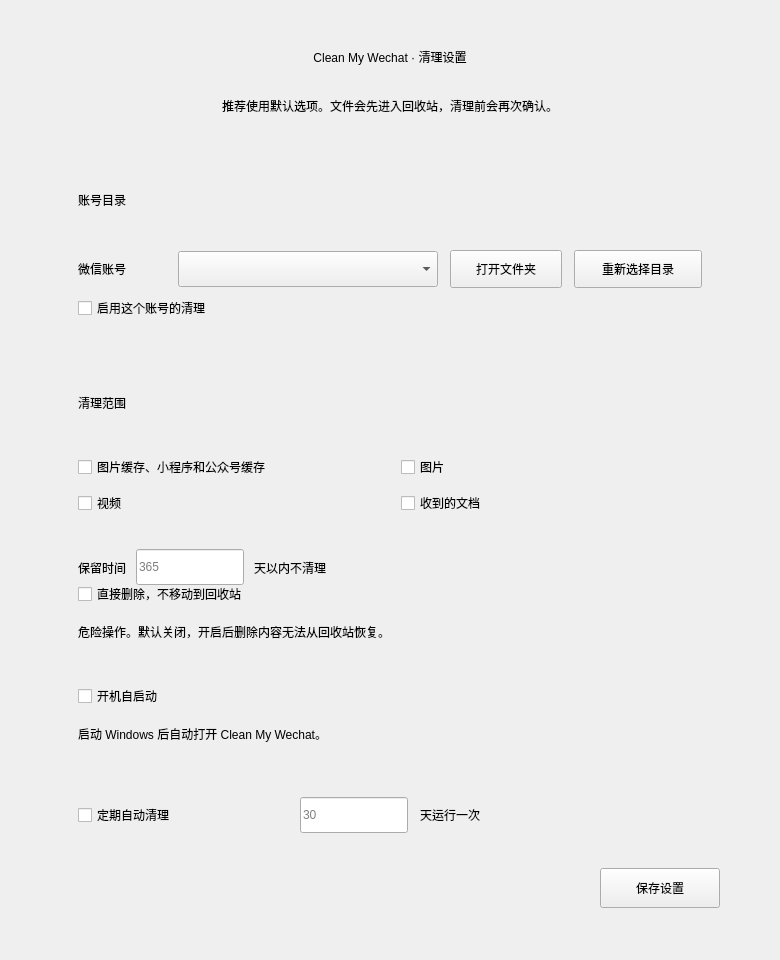
Old version of the form images/config.ui in the repository blackboxo/CleanMyWechat.
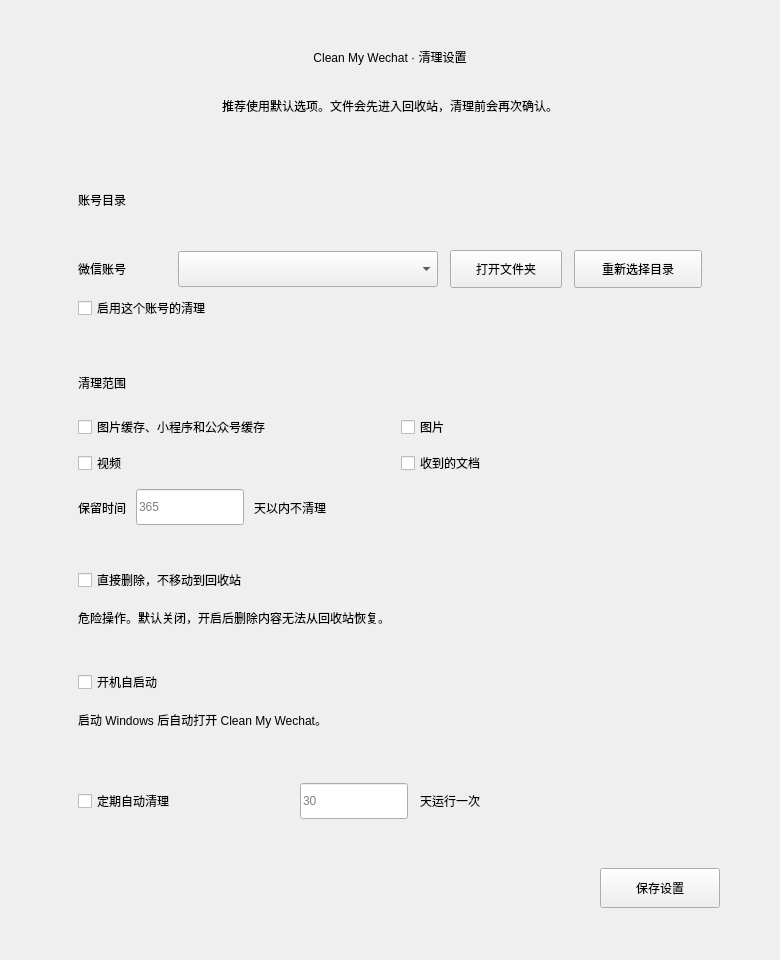
New version of the form. Icons and pictures are not drawn.

Commit message: Fix settings card height allocation

The edit to the form file:
```diff
--- a/images/config.ui
+++ b/images/config.ui
@@ -79,6 +79,7 @@
 QCheckBox {
     color: #31483d;
     font-size: 14px;
+    min-height: 32px;
     spacing: 12px;
 }
 QCheckBox::indicator {
@@ -301,7 +302,13 @@
          <property name="minimumSize">
           <size>
            <width>0</width>
-           <height>278</height>
+           <height>198</height>
+          </size>
+         </property>
+         <property name="maximumSize">
+          <size>
+           <width>16777215</width>
+           <height>198</height>
           </size>
          </property>
          <layout class="QVBoxLayout" name="scopeSectionLayout">
@@ -435,6 +442,12 @@
            <height>88</height>
           </size>
          </property>
+         <property name="maximumSize">
+          <size>
+           <width>16777215</width>
+           <height>88</height>
+          </size>
+         </property>
          <layout class="QVBoxLayout" name="deleteSectionLayout">
           <property name="spacing">
            <number>8</number>
@@ -479,6 +492,12 @@
            <height>88</height>
           </size>
          </property>
+         <property name="maximumSize">
+          <size>
+           <width>16777215</width>
+           <height>88</height>
+          </size>
+         </property>
          <layout class="QVBoxLayout" name="startupSectionLayout">
           <property name="spacing">
            <number>8</number>
@@ -523,6 +542,12 @@
            <height>78</height>
           </size>
          </property>
+         <property name="maximumSize">
+          <size>
+           <width>16777215</width>
+           <height>78</height>
+          </size>
+         </property>
          <layout class="QHBoxLayout" name="scheduleSectionLayout">
           <property name="spacing">
            <number>12</number>
```
Left out of the diff: 6 changed lines with no effect on the pictures.
